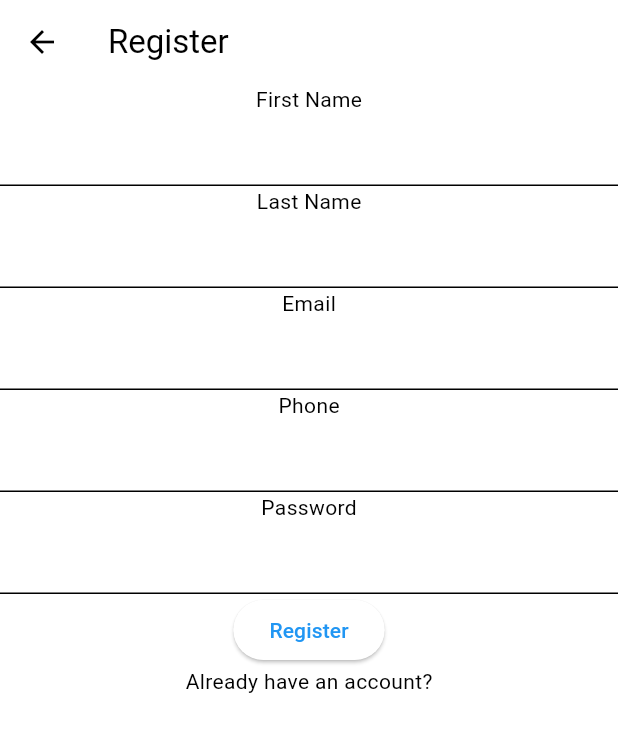
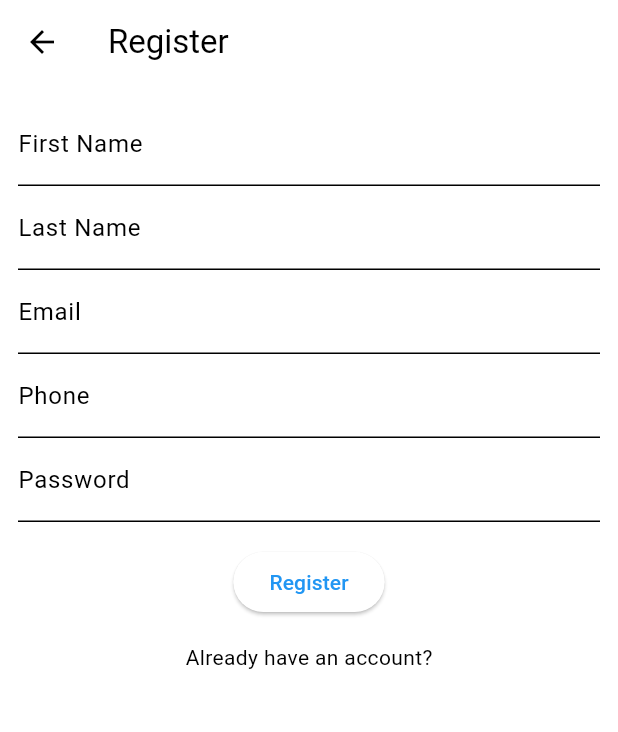
Before and after one commit to 3W1B/MOBILE, a Flutter app: the screen it shows after launch, after a tap on "Don't have an account?", on a phone screen of 412 x 824 dp. Shown: the top 732 px of the screen. Run offline on Flutter 3.47's test engine with Material 2 defaults, Android fonts, the phone set to English and light mode, and no system bars; our stand-ins replace fl_chart, flutter_hooks, google_maps_flutter; network calls fail.

Commit message:
adjusted the padding etc on stuff

```diff
--- a/lib/pages/device/device_page.dart
+++ b/lib/pages/device/device_page.dart
@@ -42,7 +42,7 @@ class DevicePage extends StatelessWidget {
           body: Column(
             children: [
               if (loggers.value.isEmpty) ...[
-                const Center(child: Text("No loggers found")),
+                const Text("No loggers found"),
               ] else ...[
                   Expanded(
                     child: ListView.builder(
@@ -55,7 +55,8 @@ class DevicePage extends StatelessWidget {
                               context,
                               MaterialPageRoute(
                                 builder: (context) => HomePage(
-                                  selectedLogger: loggers.value[index]),
+                                  selectedLogger: loggers.value[index],
+                                ),
                               ),
                             );
                           },
@@ -64,7 +65,9 @@ class DevicePage extends StatelessWidget {
                     ),
                   ),
               ],
-              Column(
+              Padding(
+                padding: const EdgeInsets.all(12.0),
+                child: Column(
                   children: [
                     TextField(
                       controller: loggerIdController,
@@ -78,13 +81,17 @@ class DevicePage extends StatelessWidget {
                         labelText: 'Logger password',
                       ),
                     ),
-                  ElevatedButton(
+                    Padding(
+                      padding: const EdgeInsets.all(16.0),
+                      child: ElevatedButton(
                           onPressed: () async {
                             await addLogger(loggerIdController,
                                 loggerPasswordController, loggers);
                           },
                           child: Text("Add logger")),
+                    ),
                   ],
+                ),
               )
             ],
           ),
--- a/lib/pages/device/device_widget.dart
+++ b/lib/pages/device/device_widget.dart
@@ -14,6 +14,7 @@ class DeviceWidget extends HookWidget {
   @override
   Widget build(BuildContext context) {
     return Row(
+      mainAxisAlignment: MainAxisAlignment.center,
       children: [
         Text(logger.id),
         if (isSelected == true) ...[
--- a/lib/pages/login/login_page.dart
+++ b/lib/pages/login/login_page.dart
@@ -31,17 +31,25 @@ class LoginPage extends StatelessWidget {
           appBar: AppBar(
             title: const Text('Login'),
           ),
-          body: Column(
+          body: Padding(
+            padding: const EdgeInsets.all(12.0),
+            child: Column(
               children: [
-              Text("email"),
                 TextField(
                   controller: emailController,
+                  decoration: const InputDecoration(
+                    labelText: 'Email',
                   ),
-              Text("password"),
+                ),
                 TextField(
                   controller: passwordController,
+                  decoration: const InputDecoration(
+                    labelText: 'Password',
                   ),
-              ElevatedButton(
+                ),
+                Padding(
+                  padding: const EdgeInsets.all(16.0),
+                  child: ElevatedButton(
                       onPressed: () async {
                         final userRepository = UserRepository();
                         final user = await userRepository.login(
@@ -58,6 +66,7 @@ class LoginPage extends StatelessWidget {
                         );
                       },
                       child: Text("Login")),
+                ),
                 GestureDetector(
                   child: Text("Don't have an account?"),
                   onTap: () {
@@ -69,6 +78,7 @@ class LoginPage extends StatelessWidget {
                 ),
               ],
             ),
+          ),
         );
       },
     );
--- a/lib/pages/login/register_page.dart
+++ b/lib/pages/login/register_page.dart
@@ -17,29 +17,43 @@ class RegisterPage extends StatelessWidget {
           appBar: AppBar(
             title: const Text('Register'),
           ),
-          body: Column(
+          body: Padding(
+            padding: const EdgeInsets.all(12.0),
+            child: Column(
               children: [
-              Text("First Name"),
                 TextField(
                   controller: firstNameController,
+                  decoration: const InputDecoration(
+                    labelText: 'First Name',
                   ),
-              Text("Last Name"),
+                ),
                 TextField(
                   controller: lastNameController,
+                  decoration: const InputDecoration(
+                    labelText: 'Last Name',
                   ),
-              Text("Email"),
+                ),
                 TextField(
                   controller: emailController,
+                  decoration: const InputDecoration(
+                    labelText: 'Email',
                   ),
-              Text("Phone"),
+                ),
                 TextField(
                   controller: phoneController,
+                  decoration: const InputDecoration(
+                    labelText: 'Phone',
                   ),
-              Text("Password"),
+                ),
                 TextField(
                   controller: passwordController,
+                  decoration: const InputDecoration(
+                    labelText: 'Password',
                   ),
-              ElevatedButton(
+                ),
+                Padding(
+                  padding: const EdgeInsets.all(16.0),
+                  child: ElevatedButton(
                       onPressed: () async {
                         final userRepository = UserRepository();
                         await userRepository.register(
@@ -52,6 +66,7 @@ class RegisterPage extends StatelessWidget {
                         Navigator.pop(context);
                       },
                       child: Text("Register")),
+                ),
                 GestureDetector(
                   child: Text("Already have an account?"),
                   onTap: () {
@@ -60,6 +75,7 @@ class RegisterPage extends StatelessWidget {
                   },
                 ),
               ],
+            ),
           ));
     });
   }
```
Lines whose indentation alone changed are shown as unchanged.
